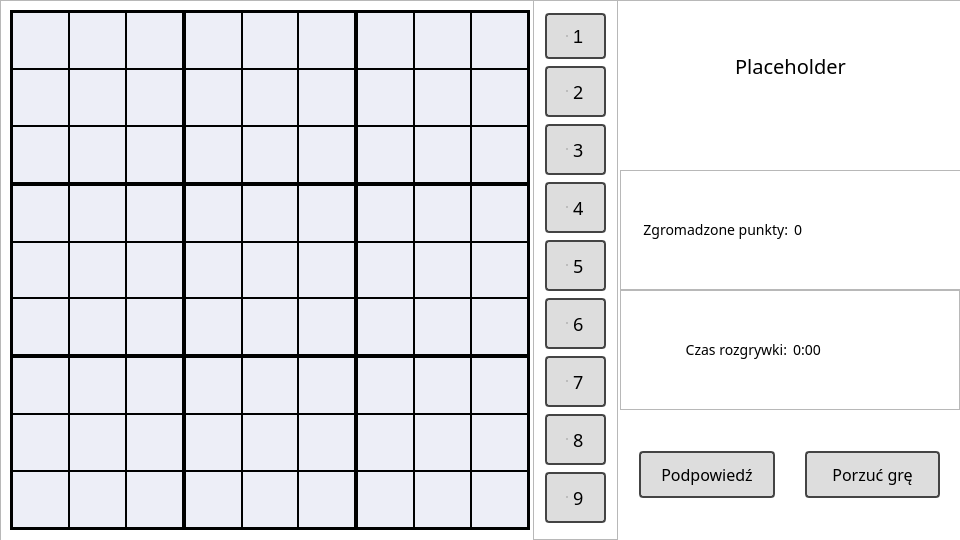
Above: MainWindow.ui from zielony414/SudokuQT before the change. Below: the same form after it.
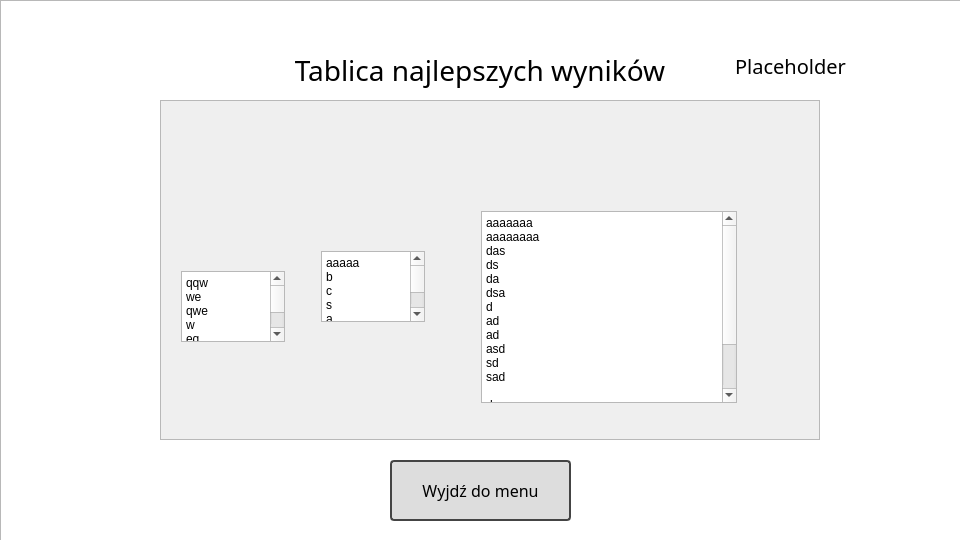
That is the form after the change. Icons and pictures are not drawn.

```diff
--- a/MainWindow.ui
+++ b/MainWindow.ui
@@ -2,6 +2,9 @@
 <ui version="4.0">
  <class>MainWindowClass</class>
  <widget class="QMainWindow" name="MainWindowClass">
+  <property name="windowModality">
+   <enum>Qt::NonModal</enum>
+  </property>
   <property name="enabled">
    <bool>true</bool>
   </property>
@@ -3631,7 +3634,7 @@
          <bool>true</bool>
         </property>
         <property name="checked">
-         <bool>false</bool>
+         <bool>true</bool>
         </property>
        </widget>
       </item>
@@ -3995,6 +3998,9 @@
        <height>340</height>
       </rect>
      </property>
+     <property name="verticalScrollBarPolicy">
+      <enum>Qt::ScrollBarAsNeeded</enum>
+     </property>
      <property name="widgetResizable">
       <bool>true</bool>
      </property>
@@ -4007,17 +4013,127 @@
         <height>338</height>
        </rect>
       </property>
-      <widget class="QScrollBar" name="verticalScrollBar">
+      <widget class="QTextEdit" name="textEdit">
        <property name="geometry">
         <rect>
-         <x>640</x>
-         <y>0</y>
-         <width>20</width>
-         <height>341</height>
+         <x>160</x>
+         <y>150</y>
+         <width>104</width>
+         <height>71</height>
         </rect>
        </property>
-       <property name="orientation">
-        <enum>Qt::Vertical</enum>
+       <property name="inputMethodHints">
+        <set>Qt::ImhMultiLine</set>
+       </property>
+       <property name="readOnly">
+        <bool>true</bool>
+       </property>
+       <property name="html">
+        <string>&lt;!DOCTYPE HTML PUBLIC &quot;-//W3C//DTD HTML 4.0//EN&quot; &quot;http://www.w3.org/TR/REC-html40/strict.dtd&quot;&gt;
+&lt;html&gt;&lt;head&gt;&lt;meta name=&quot;qrichtext&quot; content=&quot;1&quot; /&gt;&lt;meta charset=&quot;utf-8&quot; /&gt;&lt;style type=&quot;text/css&quot;&gt;
+p, li { white-space: pre-wrap; }
+hr { height: 1px; border-width: 0; }
+li.unchecked::marker { content: &quot;\2610&quot;; }
+li.checked::marker { content: &quot;\2612&quot;; }
+&lt;/style&gt;&lt;/head&gt;&lt;body style=&quot; font-family:'Segoe UI'; font-size:9pt; font-weight:400; font-style:normal;&quot;&gt;
+&lt;p style=&quot; margin-top:0px; margin-bottom:0px; margin-left:0px; margin-right:0px; -qt-block-indent:0; text-indent:0px;&quot;&gt;aaaaa&lt;/p&gt;
+&lt;p style=&quot; margin-top:0px; margin-bottom:0px; margin-left:0px; margin-right:0px; -qt-block-indent:0; text-indent:0px;&quot;&gt;b&lt;/p&gt;
+&lt;p style=&quot; margin-top:0px; margin-bottom:0px; margin-left:0px; margin-right:0px; -qt-block-indent:0; text-indent:0px;&quot;&gt;c&lt;/p&gt;
+&lt;p style=&quot; margin-top:0px; margin-bottom:0px; margin-left:0px; margin-right:0px; -qt-block-indent:0; text-indent:0px;&quot;&gt;s&lt;/p&gt;
+&lt;p style=&quot; margin-top:0px; margin-bottom:0px; margin-left:0px; margin-right:0px; -qt-block-indent:0; text-indent:0px;&quot;&gt;a&lt;/p&gt;
+&lt;p style=&quot; margin-top:0px; margin-bottom:0px; margin-left:0px; margin-right:0px; -qt-block-indent:0; text-indent:0px;&quot;&gt;a&lt;/p&gt;
+&lt;p style=&quot; margin-top:0px; margin-bottom:0px; margin-left:0px; margin-right:0px; -qt-block-indent:0; text-indent:0px;&quot;&gt;d&lt;/p&gt;
+&lt;p style=&quot; margin-top:0px; margin-bottom:0px; margin-left:0px; margin-right:0px; -qt-block-indent:0; text-indent:0px;&quot;&gt;as&lt;/p&gt;
+&lt;p style=&quot; margin-top:0px; margin-bottom:0px; margin-left:0px; margin-right:0px; -qt-block-indent:0; text-indent:0px;&quot;&gt;da&lt;/p&gt;
+&lt;p style=&quot; margin-top:0px; margin-bottom:0px; margin-left:0px; margin-right:0px; -qt-block-indent:0; text-indent:0px;&quot;&gt;sd&lt;/p&gt;
+&lt;p style=&quot; margin-top:0px; margin-bottom:0px; margin-left:0px; margin-right:0px; -qt-block-indent:0; text-indent:0px;&quot;&gt;ad&lt;/p&gt;
+&lt;p style=&quot; margin-top:0px; margin-bottom:0px; margin-left:0px; margin-right:0px; -qt-block-indent:0; text-indent:0px;&quot;&gt;asd&lt;/p&gt;
+&lt;p style=&quot; margin-top:0px; margin-bottom:0px; margin-left:0px; margin-right:0px; -qt-block-indent:0; text-indent:0px;&quot;&gt;asda&lt;/p&gt;
+&lt;p style=&quot;-qt-paragraph-type:empty; margin-top:0px; margin-bottom:0px; margin-left:0px; margin-right:0px; -qt-block-indent:0; text-indent:0px;&quot;&gt;&lt;br /&gt;&lt;/p&gt;
+&lt;p style=&quot; margin-top:0px; margin-bottom:0px; margin-left:0px; margin-right:0px; -qt-block-indent:0; text-indent:0px;&quot;&gt;da&lt;/p&gt;&lt;/body&gt;&lt;/html&gt;</string>
+       </property>
+      </widget>
+      <widget class="QTextBrowser" name="textBrowser">
+       <property name="geometry">
+        <rect>
+         <x>320</x>
+         <y>110</y>
+         <width>256</width>
+         <height>192</height>
+        </rect>
+       </property>
+       <property name="sizeAdjustPolicy">
+        <enum>QAbstractScrollArea::AdjustToContentsOnFirstShow</enum>
+       </property>
+       <property name="autoFormatting">
+        <set>QTextEdit::AutoNone</set>
+       </property>
+       <property name="readOnly">
+        <bool>true</bool>
+       </property>
+       <property name="html">
+        <string>&lt;!DOCTYPE HTML PUBLIC &quot;-//W3C//DTD HTML 4.0//EN&quot; &quot;http://www.w3.org/TR/REC-html40/strict.dtd&quot;&gt;
+&lt;html&gt;&lt;head&gt;&lt;meta name=&quot;qrichtext&quot; content=&quot;1&quot; /&gt;&lt;meta charset=&quot;utf-8&quot; /&gt;&lt;style type=&quot;text/css&quot;&gt;
+p, li { white-space: pre-wrap; }
+hr { height: 1px; border-width: 0; }
+li.unchecked::marker { content: &quot;\2610&quot;; }
+li.checked::marker { content: &quot;\2612&quot;; }
+&lt;/style&gt;&lt;/head&gt;&lt;body style=&quot; font-family:'Segoe UI'; font-size:9pt; font-weight:400; font-style:normal;&quot;&gt;
+&lt;p style=&quot; margin-top:0px; margin-bottom:0px; margin-left:0px; margin-right:0px; -qt-block-indent:0; text-indent:0px;&quot;&gt;aaaaaaa&lt;/p&gt;
+&lt;p style=&quot; margin-top:0px; margin-bottom:0px; margin-left:0px; margin-right:0px; -qt-block-indent:0; text-indent:0px;&quot;&gt;aaaaaaaa&lt;/p&gt;
+&lt;p style=&quot; margin-top:0px; margin-bottom:0px; margin-left:0px; margin-right:0px; -qt-block-indent:0; text-indent:0px;&quot;&gt;das&lt;/p&gt;
+&lt;p style=&quot; margin-top:0px; margin-bottom:0px; margin-left:0px; margin-right:0px; -qt-block-indent:0; text-indent:0px;&quot;&gt;ds&lt;/p&gt;
+&lt;p style=&quot; margin-top:0px; margin-bottom:0px; margin-left:0px; margin-right:0px; -qt-block-indent:0; text-indent:0px;&quot;&gt;da&lt;/p&gt;
+&lt;p style=&quot; margin-top:0px; margin-bottom:0px; margin-left:0px; margin-right:0px; -qt-block-indent:0; text-indent:0px;&quot;&gt;dsa&lt;/p&gt;
+&lt;p style=&quot; margin-top:0px; margin-bottom:0px; margin-left:0px; margin-right:0px; -qt-block-indent:0; text-indent:0px;&quot;&gt;d&lt;/p&gt;
+&lt;p style=&quot; margin-top:0px; margin-bottom:0px; margin-left:0px; margin-right:0px; -qt-block-indent:0; text-indent:0px;&quot;&gt;ad&lt;/p&gt;
+&lt;p style=&quot; margin-top:0px; margin-bottom:0px; margin-left:0px; margin-right:0px; -qt-block-indent:0; text-indent:0px;&quot;&gt;ad&lt;/p&gt;
+&lt;p style=&quot; margin-top:0px; margin-bottom:0px; margin-left:0px; margin-right:0px; -qt-block-indent:0; text-indent:0px;&quot;&gt;asd&lt;/p&gt;
+&lt;p style=&quot; margin-top:0px; margin-bottom:0px; margin-left:0px; margin-right:0px; -qt-block-indent:0; text-indent:0px;&quot;&gt;sd&lt;/p&gt;
+&lt;p style=&quot; margin-top:0px; margin-bottom:0px; margin-left:0px; margin-right:0px; -qt-block-indent:0; text-indent:0px;&quot;&gt;sad&lt;/p&gt;
+&lt;p style=&quot;-qt-paragraph-type:empty; margin-top:0px; margin-bottom:0px; margin-left:0px; margin-right:0px; -qt-block-indent:0; text-indent:0px;&quot;&gt;&lt;br /&gt;&lt;/p&gt;
+&lt;p style=&quot; margin-top:0px; margin-bottom:0px; margin-left:0px; margin-right:0px; -qt-block-indent:0; text-indent:0px;&quot;&gt;d&lt;/p&gt;
+&lt;p style=&quot; margin-top:0px; margin-bottom:0px; margin-left:0px; margin-right:0px; -qt-block-indent:0; text-indent:0px;&quot;&gt;sa&lt;/p&gt;
+&lt;p style=&quot; margin-top:0px; margin-bottom:0px; margin-left:0px; margin-right:0px; -qt-block-indent:0; text-indent:0px;&quot;&gt;das&lt;/p&gt;
+&lt;p style=&quot; margin-top:0px; margin-bottom:0px; margin-left:0px; margin-right:0px; -qt-block-indent:0; text-indent:0px;&quot;&gt;da&lt;/p&gt;
+&lt;p style=&quot; margin-top:0px; margin-bottom:0px; margin-left:0px; margin-right:0px; -qt-block-indent:0; text-indent:0px;&quot;&gt;dad&lt;/p&gt;&lt;/body&gt;&lt;/html&gt;</string>
+       </property>
+       <property name="textInteractionFlags">
+        <set>Qt::LinksAccessibleByMouse|Qt::TextSelectableByMouse</set>
+       </property>
+       <property name="placeholderText">
+        <string>Brak wyników</string>
+       </property>
+       <property name="openLinks">
+        <bool>false</bool>
+       </property>
+      </widget>
+      <widget class="QPlainTextEdit" name="plainTextEdit_2">
+       <property name="geometry">
+        <rect>
+         <x>20</x>
+         <y>170</y>
+         <width>104</width>
+         <height>71</height>
+        </rect>
+       </property>
+       <property name="readOnly">
+        <bool>true</bool>
+       </property>
+       <property name="plainText">
+        <string>qqw
+we
+qwe
+w
+eq
+e
+wq
+e
+qw
+e
+qw
+e
+</string>
        </property>
       </widget>
      </widget>
@@ -4622,7 +4738,7 @@
       </font>
      </property>
      <property name="text">
-      <string/>
+      <string>Jako gość twoje wyniki nie będą zapisane!</string>
      </property>
      <property name="alignment">
       <set>Qt::AlignCenter</set>
@@ -4657,30 +4773,30 @@
       <enum>QFrame::Raised</enum>
      </property>
      <layout class="QHBoxLayout" name="horizontalLayout">
-      <item>
-       <widget class="QLabel" name="PunktyLicznikLbl">
-        <property name="layoutDirection">
-         <enum>Qt::RightToLeft</enum>
-        </property>
-        <property name="styleSheet">
-         <string notr="true">QLabel{
-display: inline-block;
-font-family: sans-serif, Arial;
-font-size: 14px;
-}
-
-</string>
-        </property>
-        <property name="text">
-         <string>Zgromadzone punkty:</string>
-        </property>
-        <property name="alignment">
-         <set>Qt::AlignRight|Qt::AlignTrailing|Qt::AlignVCenter</set>
-        </property>
-       </widget>
-      </item>
       <item>
        <widget class="QLabel" name="PunktyNapisLbl">
+        <property name="layoutDirection">
+         <enum>Qt::RightToLeft</enum>
+        </property>
+        <property name="styleSheet">
+         <string notr="true">QLabel{
+display: inline-block;
+font-family: sans-serif, Arial;
+font-size: 14px;
+}
+
+</string>
+        </property>
+        <property name="text">
+         <string>Zgromadzone punkty:</string>
+        </property>
+        <property name="alignment">
+         <set>Qt::AlignRight|Qt::AlignTrailing|Qt::AlignVCenter</set>
+        </property>
+       </widget>
+      </item>
+      <item>
+       <widget class="QLabel" name="PunktyLicznikLbl">
         <property name="styleSheet">
          <string notr="true">QLabel{
 display: inline-block;
@@ -4696,8 +4812,8 @@
        </widget>
       </item>
      </layout>
-     <zorder>PunktyNapisLbl</zorder>
      <zorder>PunktyLicznikLbl</zorder>
+     <zorder>PunktyNapisLbl</zorder>
     </widget>
     <widget class="QFrame" name="CzasFrame">
      <property name="geometry">
@@ -5392,15 +5508,15 @@
      </item>
     </layout>
    </widget>
+   <zorder>PlanszaWidget</zorder>
+   <zorder>GameWidget</zorder>
    <zorder>LvlWidget</zorder>
    <zorder>MenuWidget</zorder>
    <zorder>WypelnijWidget</zorder>
    <zorder>UzytkownikWidget</zorder>
-   <zorder>TabelaWynWidget</zorder>
    <zorder>plainTextEdit</zorder>
    <zorder>UzytkownikLabel</zorder>
-   <zorder>GameWidget</zorder>
-   <zorder>PlanszaWidget</zorder>
+   <zorder>TabelaWynWidget</zorder>
   </widget>
  </widget>
  <layoutdefault spacing="6" margin="11"/>
```
